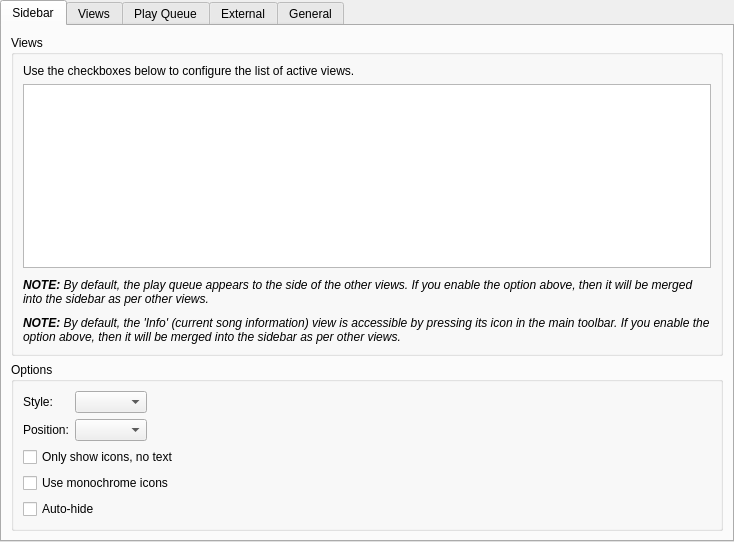
Qt form gui/interfacesettings.ui (CDrummond/cantata) before a commit.
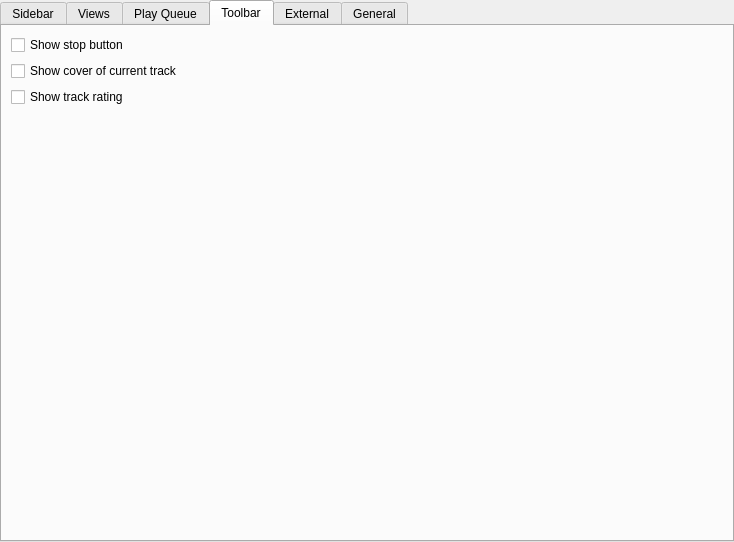
The same form after that commit. The open tabs and pages were chosen to show the change. Custom widgets are drawn as their Qt base class.

Commit message: - Place toolbar options in there own tab - Add option to toggle rating widget in toolbar

```diff
--- a/gui/interfacesettings.ui
+++ b/gui/interfacesettings.ui
@@ -595,6 +595,37 @@
        </item>
       </layout>
      </widget>
+     <widget class="QWidget" name="toolbarTab">
+      <attribute name="title">
+       <string>Toolbar</string>
+      </attribute>
+      <layout class="QFormLayout" name="toolbarTabLayout">
+       <property name="fieldGrowthPolicy">
+        <enum>QFormLayout::ExpandingFieldsGrow</enum>
+       </property>
+       <item row="0" column="0" colspan="2">
+        <widget class="QCheckBox" name="showStopButton">
+         <property name="text">
+          <string>Show stop button</string>
+         </property>
+        </widget>
+       </item>
+       <item row="1" column="0" colspan="2">
+        <widget class="QCheckBox" name="showCoverWidget">
+         <property name="text">
+          <string>Show cover of current track</string>
+         </property>
+        </widget>
+       </item>
+       <item row="2" column="0" colspan="2">
+        <widget class="QCheckBox" name="showRatingWidget">
+         <property name="text">
+          <string>Show track rating</string>
+         </property>
+        </widget>
+       </item>
+      </layout>
+     </widget>
      <widget class="QWidget" name="tab_7">
       <attribute name="title">
        <string>External</string>
@@ -744,20 +775,6 @@
            </property>
           </widget>
          </item>
-         <item row="7" column="0" colspan="2">
-          <widget class="QCheckBox" name="showStopButton">
-           <property name="text">
-            <string>Show stop button in toolbar</string>
-           </property>
-          </widget>
-         </item>
-         <item row="8" column="0" colspan="2">
-          <widget class="QCheckBox" name="showCoverWidget">
-           <property name="text">
-            <string>Show cover of current track in toolbar</string>
-           </property>
-          </widget>
-         </item>
          <item row="9" column="0">
           <widget class="BuddyLabel" name="langLabel">
            <property name="text">
```
The commit also changes 6 other files.
